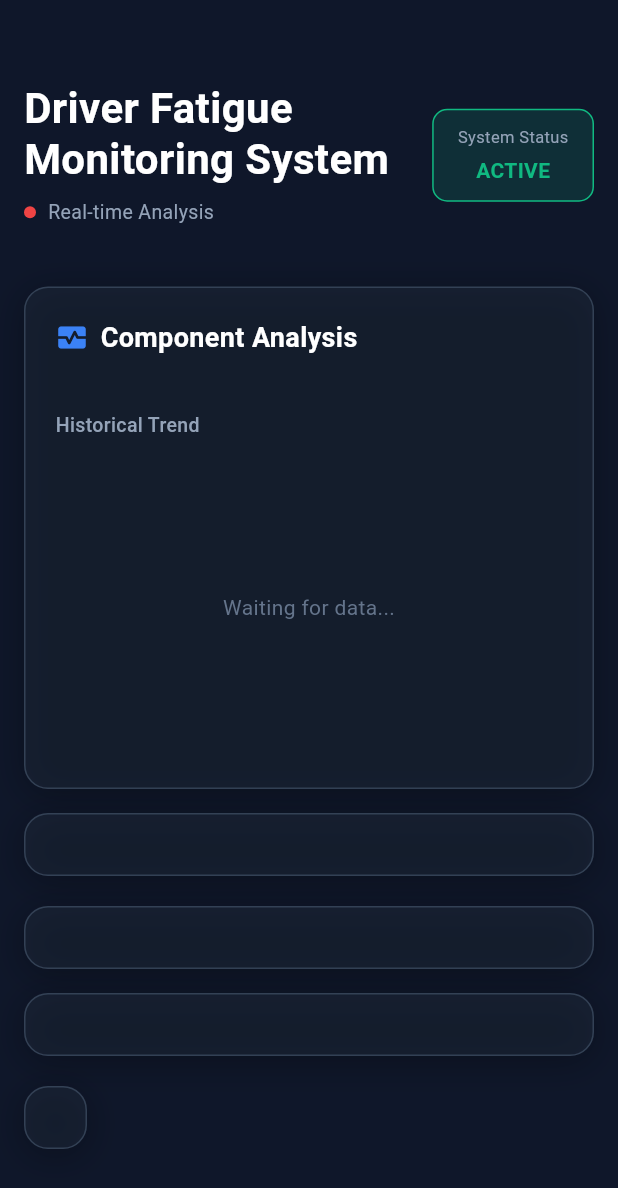
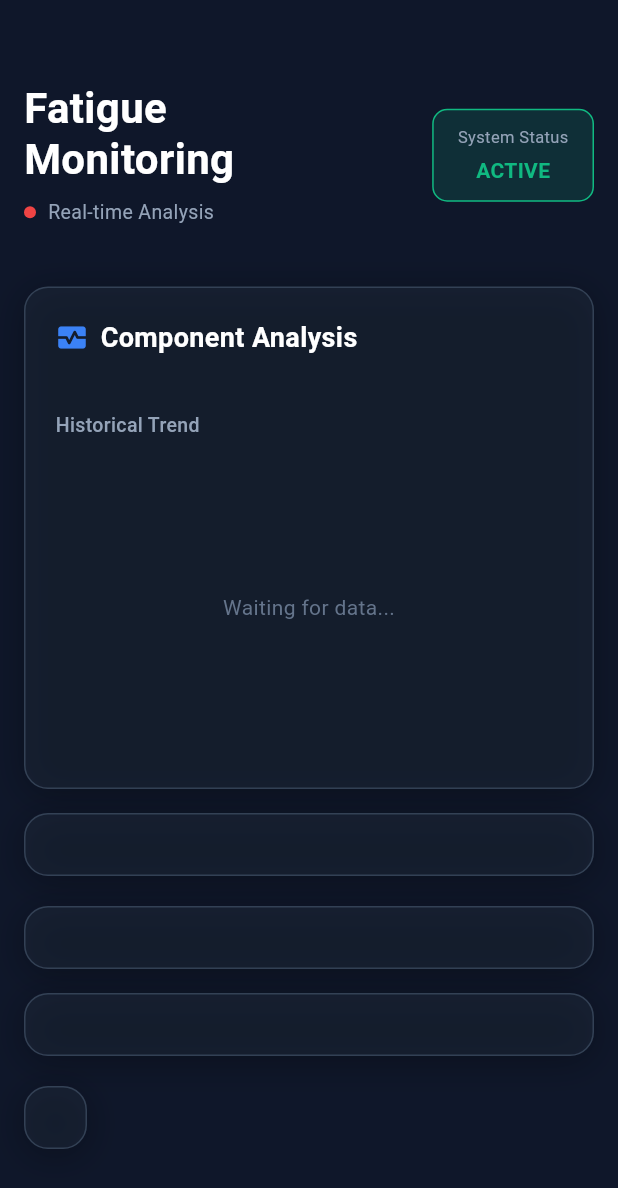
Before and after one commit to dil816/Real-Time-Driver-and-Road-Monitoring-System-for-Risk-Prediction, a Flutter app: the _DashboardBody screen opened directly with empty values, on a phone screen of 412 x 824 dp. Shown: the top 1188 px of the screen. Run offline on Flutter 3.47's test engine with Material 3 defaults, Android fonts, the phone set to English and light mode, and no system bars; our stand-ins replace audioplayers, dio, fl_chart, flutter_blue_plus, flutter_local_notifications, geolocator and 5 more; missing offline and left inert: blinker, google_weather_flutter, haptic_feedback; accounts and stored records are empty; network calls fail.

Commit message:
fatigue monitoring screen text update

```diff
--- a/driveguard/lib/screens/bottom_navbar_pages/fatigue_detection/fatigue_analyze_screen.dart
+++ b/driveguard/lib/screens/bottom_navbar_pages/fatigue_detection/fatigue_analyze_screen.dart
@@ -236,7 +236,7 @@ class _HeaderWidget extends StatelessWidget {
                 crossAxisAlignment: CrossAxisAlignment.start,
                 children: [
                   const Text(
-                    'Driver Fatigue\nMonitoring System',
+                    'Fatigue\nMonitoring',
                     style: TextStyle(
                       color: AppColors.textPrimary,
                       fontSize: 28,
```
